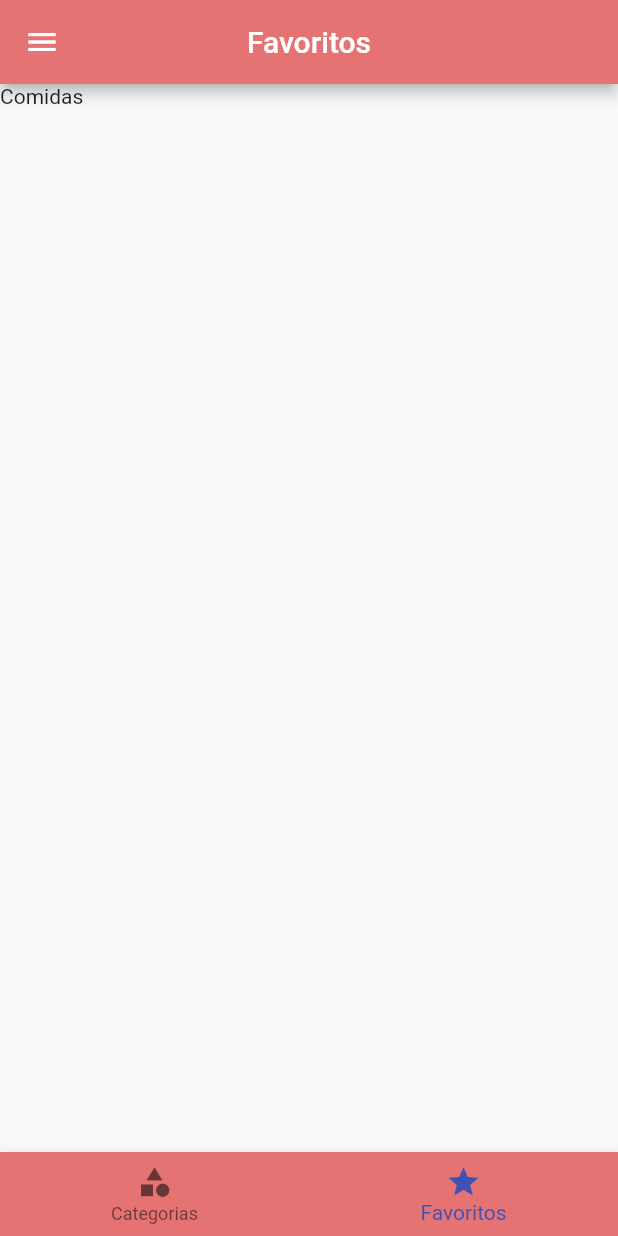
After one commit to kiszewski/Meals, a Flutter app: the screen it shows after launch, item 2 of the bottom bar chosen, on a phone screen of 412 x 824 dp. The commit adds this screen. Run offline on Flutter 3.47's test engine with Material 2 defaults, Android fonts, the phone set to English and light mode, and no system bars.

Commit message:
favorite meals creation and widgets organization

```diff
--- a/lib/components/bottom_bar.dart
+++ b/lib/components/bottom-bar/bottom_bar.dart
@@ -1,38 +1,35 @@
 import 'package:flutter/material.dart';
 
 class BottomBar extends StatelessWidget {
-  const BottomBar();
+  final Function(int index) onTapItem;
+  final int selectedIndex;
+
+  const BottomBar({
+     @required this.onTapItem,
+     @required this.selectedIndex,
+  });
 
   @override
   Widget build(BuildContext context) {
     return BottomNavigationBar(
       backgroundColor: Theme.of(context).primaryColor,
       selectedItemColor: Theme.of(context).accentColor,
+      currentIndex: selectedIndex,
+      onTap: onTapItem,
       items: <BottomNavigationBarItem>[
-        BottomNavigationBarItem(
-            icon: IconButton(
-              constraints: BoxConstraints.tight(Size(25, 25)),
-              padding: EdgeInsets.all(0),
-              icon: Icon(Icons.category),
-              onPressed: () {},
-            ),
+        const BottomNavigationBarItem(
+            icon: Icon(Icons.category),
             title: Text(
               'Categorias',
               style: TextStyle(fontSize: 15),
             )),
-        BottomNavigationBarItem(
-            icon: IconButton(
-              constraints: BoxConstraints.tight(Size(25, 25)),
-              padding: EdgeInsets.all(0),
-              icon: Icon(Icons.star),
-              onPressed: () {},
-            ),
+        const BottomNavigationBarItem(
+            icon: Icon(Icons.star),
             title: Text(
               'Favoritos',
               style: TextStyle(fontSize: 15),
             )),
-
       ],
     );
   }
-}
+  }
--- /dev/null
+++ b/lib/components/main-screen/main_screen.dart
@@ -0,0 +1,33 @@
+import 'package:flutter/material.dart';
+import 'package:meals/components/bottom-bar/bottom_bar.dart';
+import 'package:meals/components/drawer/drawer_widget.dart';
+import 'package:meals/components/screens/favorite-meals/favorite_meals_list.dart';
+import 'package:meals/components/screens/meal-grid/meal_categories_grid.dart';
+
+class MainScreen extends StatefulWidget {
+  @override
+  _MainScreenState createState() => _MainScreenState();
+}
+
+class _MainScreenState extends State<MainScreen> {
+  int _selectedIndex = 0;
+
+  void _onTapItem(int index) {
+    setState(() => _selectedIndex = index);
+  }
+
+  @override
+  Widget build(BuildContext context) {
+    return Scaffold(
+        drawer: const DrawerWidget(),
+        appBar: AppBar(
+          title: _selectedIndex == 0 ? Text('Categorias') : Text('Favoritos'),
+          centerTitle: true,
+        ),
+        body: _selectedIndex == 0 ? MealCategoriesGrid() : FavoriteMealsList(),
+        bottomNavigationBar: BottomBar(
+          onTapItem: _onTapItem,
+          selectedIndex: _selectedIndex,
+        ));
+  }
+}
--- /dev/null
+++ b/lib/components/screens/favorite-meals/favorite_meals_list.dart
@@ -0,0 +1,12 @@
+import 'package:flutter/material.dart';
+
+class FavoriteMealsList extends StatelessWidget {
+  @override
+  Widget build(BuildContext context) {
+    return Column(
+      children: <Widget>[
+        Text('Comidas'),
+      ],
+    );
+  }
+}
```
Also changed, not shown: lib/main.dart (+4 -11 lines), lib/components/screens/meal-grid/meal_categories_grid.dart (renamed from lib/components/meal-grid/meal_categories_grid.dart), lib/components/screens/meal-grid/meal_categories_item.dart (renamed from lib/components/meal-grid/meal_categories_item.dart).
